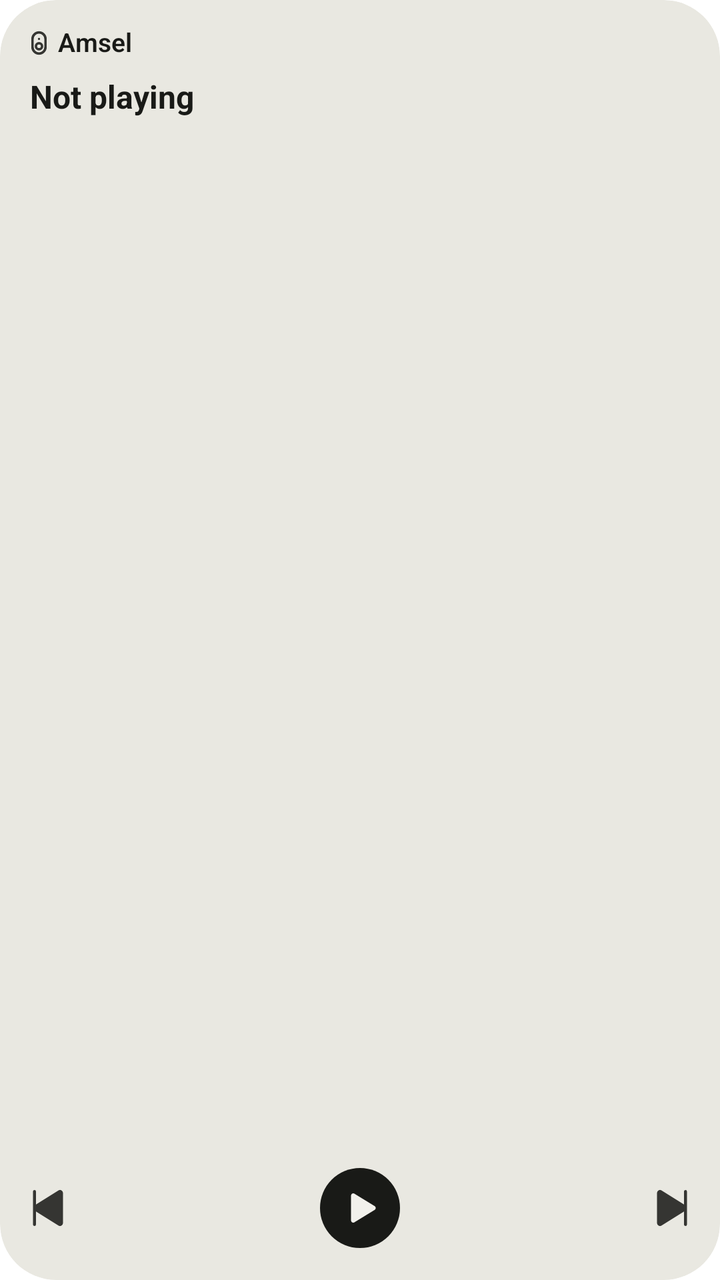
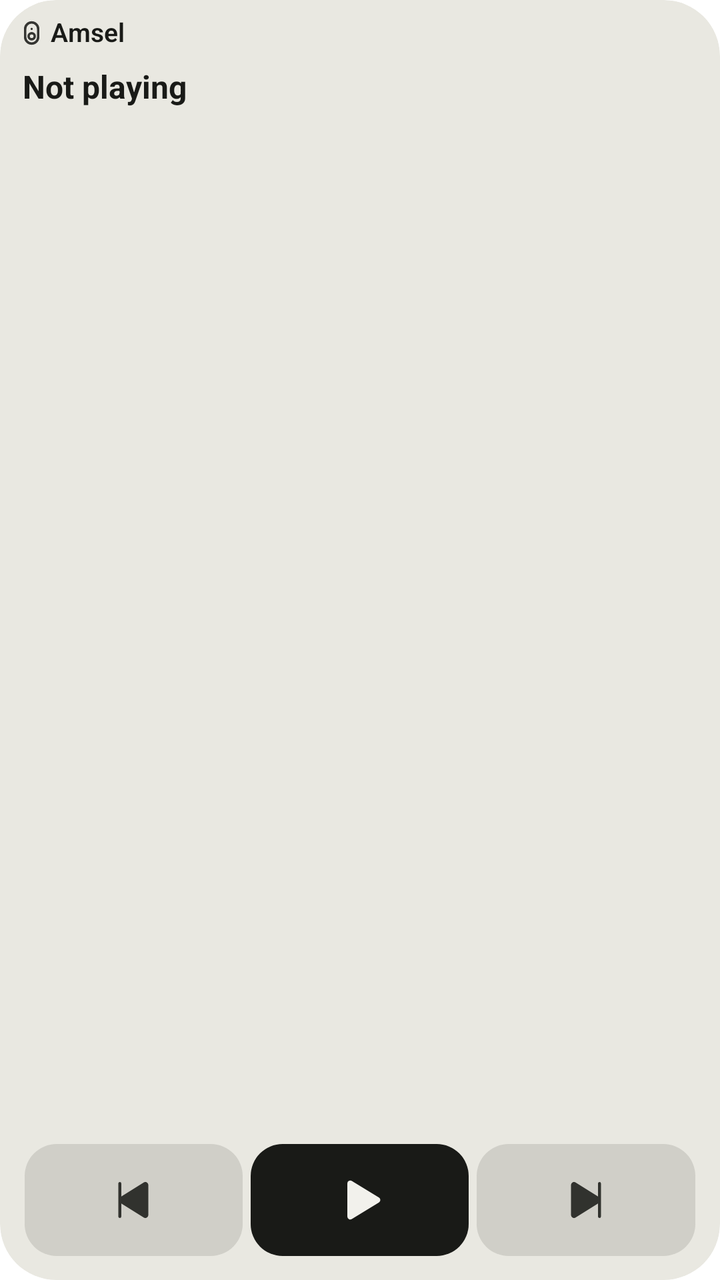

The first picture is an Android layout as it rendered before a commit; the second is the same layout after the commit. The layout source and the unified diff follow.
<!-- AndroidManifest.xml: application theme Theme.Amsel.Starting -->
<!-- res/layout/widget_card.xml -->
<?xml version="1.0" encoding="utf-8"?>
<FrameLayout xmlns:android="http://schemas.android.com/apk/res/android"
    xmlns:tools="http://schemas.android.com/tools"
    android:id="@android:id/background"
    android:layout_width="match_parent"
    android:layout_height="match_parent"
    android:background="@drawable/widget_background_cover"
    android:clipToOutline="true"
    tools:targetApi="31">

    <ImageView
        android:id="@+id/widget_cover"
        android:layout_width="match_parent"
        android:layout_height="match_parent"
        android:importantForAccessibility="no"
        android:scaleType="centerCrop"
        android:visibility="gone" />

    
    <ImageView
        android:id="@+id/widget_veil"
        android:layout_width="match_parent"
        android:layout_height="match_parent"
        android:importantForAccessibility="no"
        android:visibility="gone" />

    
    <LinearLayout
        android:id="@+id/widget_body"
        android:layout_width="match_parent"
        android:layout_height="match_parent"
        android:orientation="vertical"
        android:paddingBottom="12dp">

        
        <FrameLayout
            android:layout_width="match_parent"
            android:layout_height="0dp"
            android:layout_weight="1">

            <include
                layout="@layout/widget_words"
                android:layout_width="match_parent"
                android:layout_height="wrap_content" />
        </FrameLayout>

        <include
            layout="@layout/widget_buttons"
            android:layout_width="match_parent"
            android:layout_height="wrap_content" />
    </LinearLayout>
</FrameLayout>
<!-- res/layout/widget_words.xml (included above) -->
<?xml version="1.0" encoding="utf-8"?>
<LinearLayout xmlns:android="http://schemas.android.com/apk/res/android"
    android:id="@+id/widget_words"
    android:layout_width="match_parent"
    android:layout_height="wrap_content"
    android:orientation="vertical"
    android:paddingStart="13dp"
    android:paddingTop="14dp"
    android:paddingEnd="16dp">

    <LinearLayout
        android:id="@+id/widget_speaker_row"
        android:layout_width="wrap_content"
        android:layout_height="wrap_content"
        android:gravity="center_vertical"
        android:orientation="horizontal">

        <ImageView
            android:id="@+id/widget_speaker_glyph"
            android:layout_width="13sp"
            android:layout_height="13sp"
            android:importantForAccessibility="no"
            android:src="@drawable/ic_speaker_bold"
            android:tint="@color/widget_glyph_light"
            android:tintMode="src_in" />

        <TextView
            android:id="@+id/widget_speaker"
            android:layout_width="wrap_content"
            android:layout_height="wrap_content"
            android:ellipsize="end"
            android:fontFamily="sans-serif"
            android:includeFontPadding="false"
            android:lineHeight="16sp"
            android:maxLines="1"
            android:paddingStart="3dp"
            android:paddingEnd="0dp"
            android:text="@string/app_name"
            android:textColor="@color/widget_words_light"
            android:textFontWeight="600"
            android:textSize="13sp" />

        <TextView
            android:id="@+id/widget_level"
            android:layout_width="wrap_content"
            android:layout_height="wrap_content"
            android:ellipsize="end"
            android:fontFamily="sans-serif"
            android:includeFontPadding="false"
            android:lineHeight="16sp"
            android:maxLines="1"
            android:visibility="gone"
            android:textColor="@color/widget_quiet_light"
            android:textFontWeight="600"
            android:textSize="13sp" />
    </LinearLayout>

    <TextView
        android:id="@+id/widget_title"
        android:layout_width="match_parent"
        android:layout_height="wrap_content"
        android:ellipsize="end"
        android:fontFamily="sans-serif"
        android:includeFontPadding="false"
        android:lineHeight="20sp"
        android:maxLines="1"
        android:paddingStart="2dp"
        android:paddingTop="10dp"
        android:paddingEnd="0dp"
        android:text="@string/player_not_playing"
        android:textColor="@color/widget_words_light"
        android:textFontWeight="700"
        android:textSize="16sp" />

    <TextView
        android:id="@+id/widget_subtitle"
        android:layout_width="match_parent"
        android:layout_height="wrap_content"
        android:ellipsize="end"
        android:fontFamily="sans-serif"
        android:includeFontPadding="false"
        android:lineHeight="16sp"
        android:maxLines="1"
        android:paddingStart="2dp"
        android:paddingTop="4dp"
        android:paddingEnd="0dp"
        android:textColor="@color/widget_quiet_light"
        android:textFontWeight="400"
        android:textSize="13sp"
        android:visibility="gone" />
</LinearLayout>
<!-- res/layout/widget_buttons.xml (included above) -->
<?xml version="1.0" encoding="utf-8"?>
<LinearLayout xmlns:android="http://schemas.android.com/apk/res/android"
    android:id="@+id/widget_row"
    android:layout_width="match_parent"
    android:layout_height="wrap_content"
    android:baselineAligned="false"
    android:gravity="center_vertical"
    android:orientation="horizontal">

    <FrameLayout
        android:id="@+id/widget_slot_1"
        android:layout_width="48dp"
        android:layout_height="48dp"
        android:background="@drawable/widget_press_light">

        <ImageView
            android:id="@+id/widget_glyph_1"
            android:layout_width="24dp"
            android:layout_height="24dp"
            android:layout_gravity="center"
            android:importantForAccessibility="no"
            android:src="@drawable/ic_skip_previous"
            android:tint="@color/widget_glyph_light"
            android:tintMode="src_in"
            android:visibility="visible" />

        <ImageView
            android:id="@+id/widget_disc_1"
            android:layout_width="40dp"
            android:layout_height="40dp"
            android:layout_gravity="center"
            android:background="@drawable/widget_disc_light"
            android:importantForAccessibility="no"
            android:padding="11dp"
            android:src="@drawable/ic_play"
            android:tint="@color/widget_on_disc_light"
            android:tintMode="src_in"
            android:visibility="gone" />

        <ImageView
            android:id="@+id/widget_face_1"
            android:layout_width="28dp"
            android:layout_height="28dp"
            android:layout_gravity="center"
            android:importantForAccessibility="no"
            android:visibility="gone" />
    </FrameLayout>

    <FrameLayout
        android:id="@+id/widget_gap_1"
        android:layout_width="0dp"
        android:layout_height="1dp"
        android:layout_weight="1" />

    <FrameLayout
        android:id="@+id/widget_slot_2"
        android:layout_width="48dp"
        android:layout_height="48dp"
        android:background="@drawable/widget_press_light">

        <ImageView
            android:id="@+id/widget_glyph_2"
            android:layout_width="24dp"
            android:layout_height="24dp"
            android:layout_gravity="center"
            android:importantForAccessibility="no"
            android:src="@drawable/ic_play"
            android:tint="@color/widget_glyph_light"
            android:tintMode="src_in"
            android:visibility="gone" />

        <ImageView
            android:id="@+id/widget_disc_2"
            android:layout_width="40dp"
            android:layout_height="40dp"
            android:layout_gravity="center"
            android:background="@drawable/widget_disc_light"
            android:importantForAccessibility="no"
            android:padding="11dp"
            android:src="@drawable/ic_play"
            android:tint="@color/widget_on_disc_light"
            android:tintMode="src_in"
            android:visibility="visible" />

        <ImageView
            android:id="@+id/widget_face_2"
            android:layout_width="28dp"
            android:layout_height="28dp"
            android:layout_gravity="center"
            android:importantForAccessibility="no"
            android:visibility="gone" />
    </FrameLayout>

    <FrameLayout
        android:id="@+id/widget_gap_2"
        android:layout_width="0dp"
        android:layout_height="1dp"
        android:layout_weight="1" />

    <FrameLayout
        android:id="@+id/widget_slot_3"
        android:layout_width="48dp"
        android:layout_height="48dp"
        android:background="@drawable/widget_press_light">

        <ImageView
            android:id="@+id/widget_glyph_3"
            android:layout_width="24dp"
            android:layout_height="24dp"
            android:layout_gravity="center"
            android:importantForAccessibility="no"
            android:src="@drawable/ic_skip_next"
            android:tint="@color/widget_glyph_light"
            android:tintMode="src_in"
            android:visibility="visible" />

        <ImageView
            android:id="@+id/widget_disc_3"
            android:layout_width="40dp"
            android:layout_height="40dp"
            android:layout_gravity="center"
            android:background="@drawable/widget_disc_light"
            android:importantForAccessibility="no"
            android:padding="11dp"
            android:src="@drawable/ic_play"
            android:tint="@color/widget_on_disc_light"
            android:tintMode="src_in"
            android:visibility="gone" />

        <ImageView
            android:id="@+id/widget_face_3"
            android:layout_width="28dp"
            android:layout_height="28dp"
            android:layout_gravity="center"
            android:importantForAccessibility="no"
            android:visibility="gone" />
    </FrameLayout>

    <FrameLayout
        android:id="@+id/widget_gap_3"
        android:layout_width="0dp"
        android:layout_height="1dp"
        android:layout_weight="1"
        android:visibility="gone" />

    <FrameLayout
        android:id="@+id/widget_slot_4"
        android:layout_width="48dp"
        android:layout_height="48dp"
        android:background="@drawable/widget_press_light"
        android:visibility="gone">

        <ImageView
            android:id="@+id/widget_glyph_4"
            android:layout_width="24dp"
            android:layout_height="24dp"
            android:layout_gravity="center"
            android:importantForAccessibility="no"
            android:src="@drawable/ic_speaker"
            android:tint="@color/widget_glyph_light"
            android:tintMode="src_in"
            android:visibility="visible" />

        <ImageView
            android:id="@+id/widget_disc_4"
            android:layout_width="40dp"
            android:layout_height="40dp"
            android:layout_gravity="center"
            android:background="@drawable/widget_disc_light"
            android:importantForAccessibility="no"
            android:padding="11dp"
            android:src="@drawable/ic_play"
            android:tint="@color/widget_on_disc_light"
            android:tintMode="src_in"
            android:visibility="gone" />

        <ImageView
            android:id="@+id/widget_face_4"
            android:layout_width="28dp"
            android:layout_height="28dp"
            android:layout_gravity="center"
            android:importantForAccessibility="no"
            android:visibility="gone" />
    </FrameLayout>
</LinearLayout>
<!-- resources referenced by this layout -->
<resources>
  <color name="widget_glyph_light">#DE191A17</color>
  <color name="widget_on_disc_light">#FFF2F1EC</color>
  <color name="widget_quiet_light">#A8191A17</color>
  <color name="widget_words_light">#FF191A17</color>
  <!-- drawable widget_disc_light (drawable) -->
  <?xml version="1.0" encoding="utf-8"?>
  <shape xmlns:android="http://schemas.android.com/apk/res/android" android:shape="oval">
      <solid android:color="@color/widget_disc_light" />
  </shape>
  <!-- drawable widget_press_light (drawable) -->
  <?xml version="1.0" encoding="utf-8"?>
  <selector xmlns:android="http://schemas.android.com/apk/res/android">
      <item android:state_pressed="true">
          <layer-list>
              <item android:width="44dp" android:height="44dp" android:gravity="center">
                  <shape android:shape="oval">
                      <solid android:color="@color/widget_press_light" />
                  </shape>
              </item>
          </layer-list>
      </item>
      <item android:drawable="@android:color/transparent" />
  </selector>
  <string name="app_name" translatable="false">Amsel</string>
  <string name="player_not_playing">Not playing</string>
  <color name="widget_background_cover">#FFE9E8E1</color>
  <dimen name="widget_radius">0dp</dimen>
  <color name="widget_disc_light">#FF191A17</color>
  <color name="widget_press_light">#14191A17</color>
  <color name="splash_background">#FFF2F1EC</color>
  <color name="ic_launcher_background">#FFF1E9DA</color>
  <style name="Theme.Amsel" parent="android:Theme.Material.Light.NoActionBar">
          <item name="android:windowBackground">@color/splash_background</item>
      </style>
  <!-- unchanged entries left out for length: 8 -->
</resources>

<!-- the commit's change to res/layout/widget_card.xml (unified diff, before → after) -->
@@ -24,13 +24,15 @@
         android:importantForAccessibility="no"
         android:visibility="gone" />
 
-    
     <LinearLayout
         android:id="@+id/widget_body"
         android:layout_width="match_parent"
         android:layout_height="match_parent"
         android:orientation="vertical"
-        android:paddingBottom="12dp">
+        android:paddingStart="@dimen/widget_padding"
+        android:paddingTop="@dimen/widget_padding_words"
+        android:paddingEnd="@dimen/widget_padding"
+        android:paddingBottom="@dimen/widget_padding">
 
         
         <FrameLayout
@@ -41,13 +43,17 @@
             <include
                 layout="@layout/widget_words"
                 android:layout_width="match_parent"
-                android:layout_height="wrap_content" />
+                android:layout_height="wrap_content"
+                android:layout_marginStart="@dimen/widget_words_lead_out" />
         </FrameLayout>
 
         <include
             layout="@layout/widget_buttons"
             android:layout_width="match_parent"
-            android:layout_height="wrap_content" />
+            android:layout_height="@dimen/widget_cell_height"
+            android:layout_marginStart="@dimen/widget_cell_inset_out"
+            android:layout_marginTop="@dimen/widget_words_to_cells"
+            android:layout_marginEnd="@dimen/widget_cell_inset_out" />
     </LinearLayout>
 </FrameLayout>
 <!-- res/layout/widget_words.xml (included above) -->
@@ -57,16 +63,16 @@
     android:layout_width="match_parent"
     android:layout_height="wrap_content"
     android:orientation="vertical"
-    android:paddingStart="13dp"
-    android:paddingTop="14dp"
-    android:paddingEnd="16dp">
+    android:paddingTop="3dp">
 
     <LinearLayout
         android:id="@+id/widget_speaker_row"
         android:layout_width="wrap_content"
         android:layout_height="wrap_content"
         android:gravity="center_vertical"
-        android:orientation="horizontal">
+        android:orientation="horizontal"
+        android:paddingStart="3dp"
+        android:paddingEnd="0dp">
 
         <ImageView
             android:id="@+id/widget_speaker_glyph"
@@ -117,7 +123,7 @@
         android:includeFontPadding="false"
         android:lineHeight="20sp"
         android:maxLines="1"
-        android:paddingStart="2dp"
+        android:paddingStart="5dp"
         android:paddingTop="10dp"
         android:paddingEnd="0dp"
         android:text="@string/player_not_playing"
@@ -134,7 +140,7 @@
         android:includeFontPadding="false"
         android:lineHeight="16sp"
         android:maxLines="1"
-        android:paddingStart="2dp"
+        android:paddingStart="5dp"
         android:paddingTop="4dp"
         android:paddingEnd="0dp"
         android:textColor="@color/widget_quiet_light"
@@ -147,16 +153,16 @@
 <LinearLayout xmlns:android="http://schemas.android.com/apk/res/android"
     android:id="@+id/widget_row"
     android:layout_width="match_parent"
-    android:layout_height="wrap_content"
+    android:layout_height="match_parent"
     android:baselineAligned="false"
-    android:gravity="center_vertical"
     android:orientation="horizontal">
 
     <FrameLayout
         android:id="@+id/widget_slot_1"
-        android:layout_width="48dp"
-        android:layout_height="48dp"
-        android:background="@drawable/widget_press_light">
+        android:layout_width="0dp"
+        android:layout_weight="1"
+        android:layout_height="match_parent"
+        android:background="@drawable/widget_cell_light">
 
         <ImageView
             android:id="@+id/widget_glyph_1"
@@ -166,66 +172,33 @@
             android:importantForAccessibility="no"
             android:src="@drawable/ic_skip_previous"
             android:tint="@color/widget_glyph_light"
-            android:tintMode="src_in"
-            android:visibility="visible" />
-
-        <ImageView
-            android:id="@+id/widget_disc_1"
-            android:layout_width="40dp"
-            android:layout_height="40dp"
-            android:layout_gravity="center"
-            android:background="@drawable/widget_disc_light"
-            android:importantForAccessibility="no"
-            android:padding="11dp"
+            android:tintMode="src_in" />
+
+        <ImageView
+            android:id="@+id/widget_face_1"
+            android:layout_width="28dp"
+            android:layout_height="28dp"
+            android:layout_gravity="center"
+            android:importantForAccessibility="no"
+            android:visibility="gone" />
+    </FrameLayout>
+
+    <FrameLayout
+        android:id="@+id/widget_slot_2"
+        android:layout_width="0dp"
+        android:layout_weight="1"
+        android:layout_height="match_parent"
+        android:background="@drawable/widget_cell_play_light">
+
+        <ImageView
+            android:id="@+id/widget_glyph_2"
+            android:layout_width="24dp"
+            android:layout_height="24dp"
+            android:layout_gravity="center"
+            android:importantForAccessibility="no"
             android:src="@drawable/ic_play"
             android:tint="@color/widget_on_disc_light"
-            android:tintMode="src_in"
-            android:visibility="gone" />
-
-        <ImageView
-            android:id="@+id/widget_face_1"
-            android:layout_width="28dp"
-            android:layout_height="28dp"
-            android:layout_gravity="center"
-            android:importantForAccessibility="no"
-            android:visibility="gone" />
-    </FrameLayout>
-
-    <FrameLayout
-        android:id="@+id/widget_gap_1"
-        android:layout_width="0dp"
-        android:layout_height="1dp"
-        android:layout_weight="1" />
-
-    <FrameLayout
-        android:id="@+id/widget_slot_2"
-        android:layout_width="48dp"
-        android:layout_height="48dp"
-        android:background="@drawable/widget_press_light">
-
-        <ImageView
-            android:id="@+id/widget_glyph_2"
-            android:layout_width="24dp"
-            android:layout_height="24dp"
-            android:layout_gravity="center"
-            android:importantForAccessibility="no"
-            android:src="@drawable/ic_play"
-            android:tint="@color/widget_glyph_light"
-            android:tintMode="src_in"
-            android:visibility="gone" />
-
-        <ImageView
-            android:id="@+id/widget_disc_2"
-            android:layout_width="40dp"
-            android:layout_height="40dp"
-            android:layout_gravity="center"
-            android:background="@drawable/widget_disc_light"
-            android:importantForAccessibility="no"
-            android:padding="11dp"
-            android:src="@drawable/ic_play"
-            android:tint="@color/widget_on_disc_light"
-            android:tintMode="src_in"
-            android:visibility="visible" />
+            android:tintMode="src_in" />
 
         <ImageView
             android:id="@+id/widget_face_2"
@@ -237,16 +210,11 @@
     </FrameLayout>
 
     <FrameLayout
-        android:id="@+id/widget_gap_2"
-        android:layout_width="0dp"
-        android:layout_height="1dp"
-        android:layout_weight="1" />
-
-    <FrameLayout
         android:id="@+id/widget_slot_3"
-        android:layout_width="48dp"
-        android:layout_height="48dp"
-        android:background="@drawable/widget_press_light">
+        android:layout_width="0dp"
+        android:layout_weight="1"
+        android:layout_height="match_parent"
+        android:background="@drawable/widget_cell_light">
 
         <ImageView
             android:id="@+id/widget_glyph_3"
@@ -256,21 +224,7 @@
             android:importantForAccessibility="no"
             android:src="@drawable/ic_skip_next"
             android:tint="@color/widget_glyph_light"
-            android:tintMode="src_in"
-            android:visibility="visible" />
-
-        <ImageView
-            android:id="@+id/widget_disc_3"
-            android:layout_width="40dp"
-            android:layout_height="40dp"
-            android:layout_gravity="center"
-            android:background="@drawable/widget_disc_light"
-            android:importantForAccessibility="no"
-            android:padding="11dp"
-            android:src="@drawable/ic_play"
-            android:tint="@color/widget_on_disc_light"
-            android:tintMode="src_in"
-            android:visibility="gone" />
+            android:tintMode="src_in" />
 
         <ImageView
             android:id="@+id/widget_face_3"
@@ -282,17 +236,11 @@
     </FrameLayout>
 
     <FrameLayout
-        android:id="@+id/widget_gap_3"
-        android:layout_width="0dp"
-        android:layout_height="1dp"
-        android:layout_weight="1"
-        android:visibility="gone" />
-
-    <FrameLayout
         android:id="@+id/widget_slot_4"
-        android:layout_width="48dp"
-        android:layout_height="48dp"
-        android:background="@drawable/widget_press_light"
+        android:layout_width="0dp"
+        android:layout_weight="1"
+        android:layout_height="match_parent"
+        android:background="@drawable/widget_cell_light"
         android:visibility="gone">
 
         <ImageView
@@ -303,21 +251,7 @@
             android:importantForAccessibility="no"
             android:src="@drawable/ic_speaker"
             android:tint="@color/widget_glyph_light"
-            android:tintMode="src_in"
-            android:visibility="visible" />
-
-        <ImageView
-            android:id="@+id/widget_disc_4"
-            android:layout_width="40dp"
-            android:layout_height="40dp"
-            android:layout_gravity="center"
-            android:background="@drawable/widget_disc_light"
-            android:importantForAccessibility="no"
-            android:padding="11dp"
-            android:src="@drawable/ic_play"
-            android:tint="@color/widget_on_disc_light"
-            android:tintMode="src_in"
-            android:visibility="gone" />
+            android:tintMode="src_in" />
 
         <ImageView
             android:id="@+id/widget_face_4"
<!-- resource entries referenced after the edit -->
@@ -4,30 +4,81 @@
   <color name="widget_on_disc_light">#FFF2F1EC</color>
   <color name="widget_quiet_light">#A8191A17</color>
   <color name="widget_words_light">#FF191A17</color>
-  <!-- drawable widget_disc_light (drawable) -->
+  <dimen name="widget_cell_height">56dp</dimen>
+  <dimen name="widget_cell_inset_out">-2dp</dimen>
+  <dimen name="widget_padding">12dp</dimen>
+  <dimen name="widget_padding_words">6dp</dimen>
+  <dimen name="widget_words_lead_out">-6dp</dimen>
+  <dimen name="widget_words_to_cells">8dp</dimen>
+  <!-- drawable widget_cell_light (drawable) -->
   <?xml version="1.0" encoding="utf-8"?>
-  <shape xmlns:android="http://schemas.android.com/apk/res/android" android:shape="oval">
-      <solid android:color="@color/widget_disc_light" />
-  </shape>
-  <!-- drawable widget_press_light (drawable) -->
+  <inset xmlns:android="http://schemas.android.com/apk/res/android"
+      android:insetLeft="@dimen/widget_cell_inset"
+      android:insetRight="@dimen/widget_cell_inset">
+      <selector>
+          <item android:state_pressed="true">
+              <layer-list>
+                  <item>
+                      <shape android:shape="rectangle">
+                          <solid android:color="@color/widget_cell_light" />
+                          <corners android:radius="@dimen/widget_cell_radius" />
+                      </shape>
+                  </item>
+                  <item>
+                      <shape android:shape="rectangle">
+                          <solid android:color="@color/widget_press_light" />
+                          <corners android:radius="@dimen/widget_cell_radius" />
+                      </shape>
+                  </item>
+              </layer-list>
+          </item>
+          <item>
+              <shape android:shape="rectangle">
+                  <solid android:color="@color/widget_cell_light" />
+                  <corners android:radius="@dimen/widget_cell_radius" />
+              </shape>
+          </item>
+      </selector>
+  </inset>
+  <!-- drawable widget_cell_play_light (drawable) -->
   <?xml version="1.0" encoding="utf-8"?>
-  <selector xmlns:android="http://schemas.android.com/apk/res/android">
-      <item android:state_pressed="true">
-          <layer-list>
-              <item android:width="44dp" android:height="44dp" android:gravity="center">
-                  <shape android:shape="oval">
-                      <solid android:color="@color/widget_press_light" />
-                  </shape>
-              </item>
-          </layer-list>
-      </item>
-      <item android:drawable="@android:color/transparent" />
-  </selector>
+  <inset xmlns:android="http://schemas.android.com/apk/res/android"
+      android:insetLeft="@dimen/widget_cell_inset"
+      android:insetRight="@dimen/widget_cell_inset">
+      <selector>
+          <item android:state_pressed="true">
+              <layer-list>
+                  <item>
+                      <shape android:shape="rectangle">
+                          <solid android:color="@color/widget_disc_light" />
+                          <corners android:radius="@dimen/widget_cell_radius" />
+                      </shape>
+                  </item>
+                  <item>
+                      <shape android:shape="rectangle">
+                          <solid android:color="@color/widget_press_disc_light" />
+                          <corners android:radius="@dimen/widget_cell_radius" />
+                      </shape>
+                  </item>
+              </layer-list>
+          </item>
+          <item>
+              <shape android:shape="rectangle">
+                  <solid android:color="@color/widget_disc_light" />
+                  <corners android:radius="@dimen/widget_cell_radius" />
+              </shape>
+          </item>
+      </selector>
+  </inset>
   <string name="app_name" translatable="false">Amsel</string>
   <string name="player_not_playing">Not playing</string>
   <color name="widget_background_cover">#FFE9E8E1</color>
   <dimen name="widget_radius">0dp</dimen>
+  <dimen name="widget_cell_inset">2dp</dimen>
+  <color name="widget_cell_light">#1F191A17</color>
+  <dimen name="widget_cell_radius">16dp</dimen>
   <color name="widget_disc_light">#FF191A17</color>
+  <color name="widget_press_disc_light">#29F2F1EC</color>
   <color name="widget_press_light">#14191A17</color>
   <color name="splash_background">#FFF2F1EC</color>
   <color name="ic_launcher_background">#FFF1E9DA</color>
